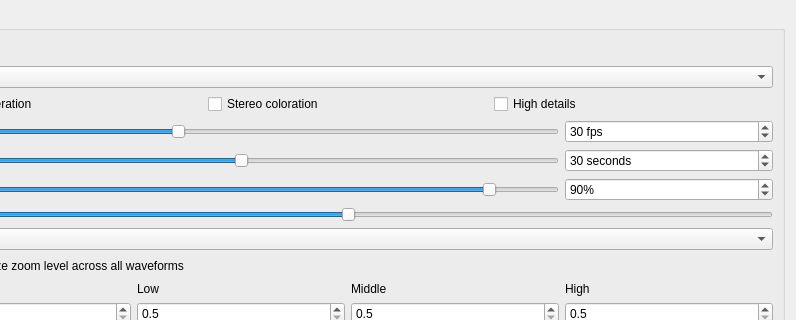
First picture: the form in src/preferences/dialog/dlgprefwaveformdlg.ui, repository mixxxdj/mixxx, before the edit; both pictures show x 314 to 1110 and y 0 to 320 of the 1110 by 939 pixel window.
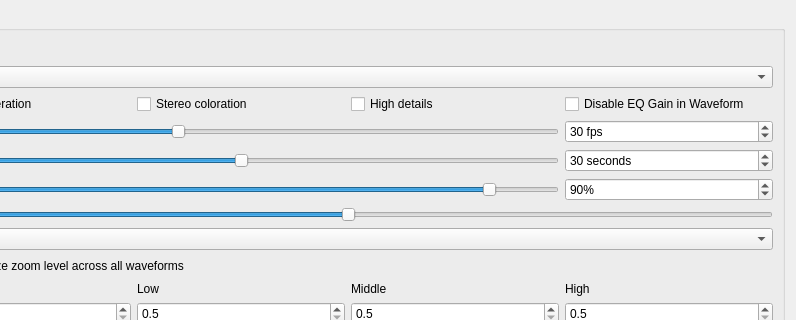
Second picture: the form after the edit.

Commit message:
DlgPrefWaveform: add setting to disable EQ gain influence on waveform
Adds a checkbox to preferences to toggle if EQ knob gain affects
waveform rendering. Allows displaying waveform amplitude regardless
of EQ knob positions.

```diff
--- a/src/preferences/dialog/dlgprefwaveformdlg.ui
+++ b/src/preferences/dialog/dlgprefwaveformdlg.ui
@@ -84,6 +84,13 @@
          </property>
         </widget>
        </item>
+      <item>
+        <widget class="QCheckBox" name="disableEqGainCheckBox">
+          <property name="text">
+            <string>Disable EQ Gain in Waveform</string>
+          </property>
+        </widget>
+      </item>
       </layout>
      </item>
 
```
Lines whose indentation alone changed are shown as unchanged. The commit also changes 6 other files.
